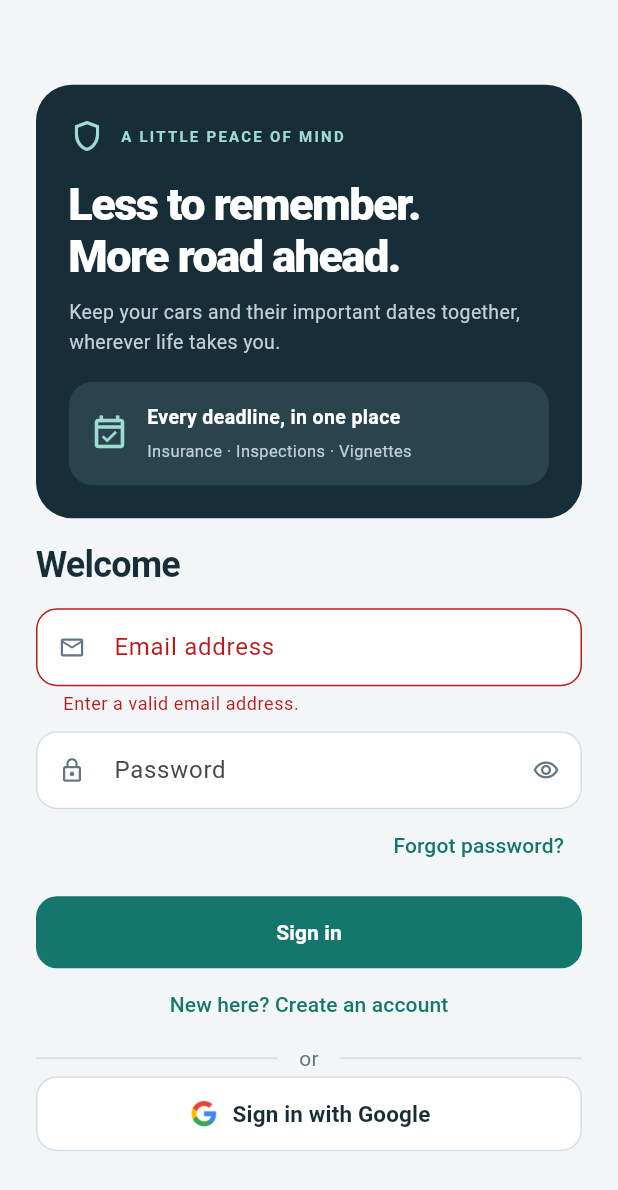
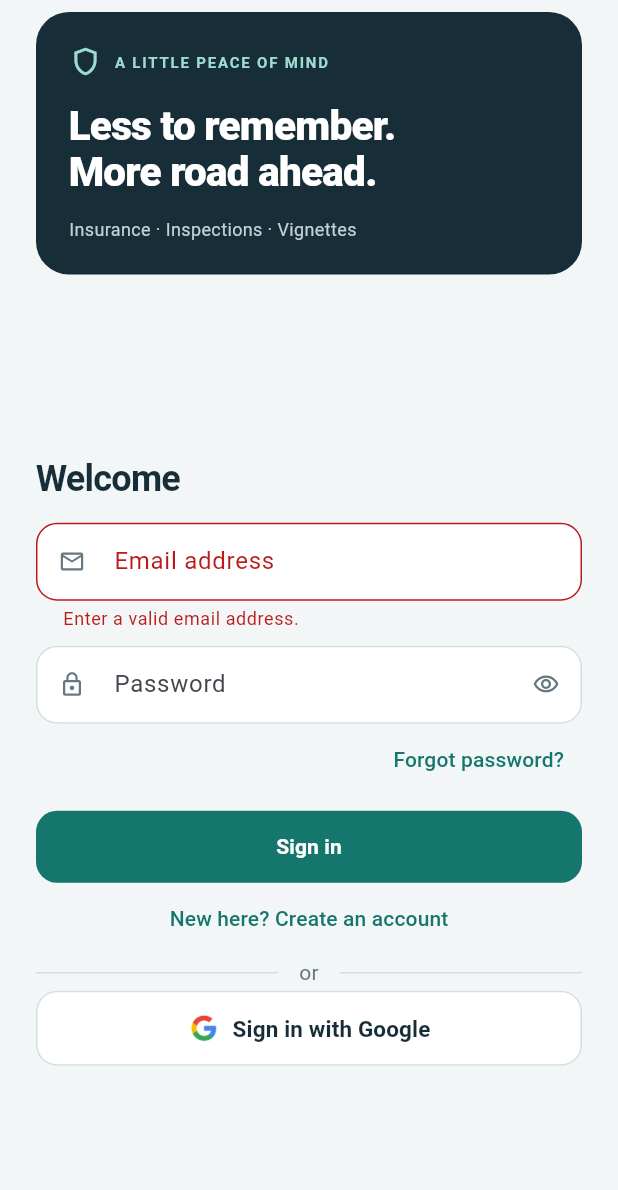
Before and after one commit to Nathan-Augustinov/CarAlerts, a Flutter app: the screen it shows after launch, after a tap on "Forgot password?", on a phone screen of 412 x 824 dp. Shown: the top 1190 px of the screen. Run offline on Flutter 3.47's test engine with Material 3 defaults, Android fonts, the phone set to English and light mode, and no system bars; our stand-ins replace cloud_firestore, firebase_auth, firebase_core, flutter_local_notifications, google_sign_in, timezone; accounts and stored records are empty.

Commit message:
Fixed sign in screen UI issues; added splash screen and app logo

```diff
--- a/lib/main.dart
+++ b/lib/main.dart
@@ -4,6 +4,7 @@ import 'package:firebase_core/firebase_core.dart';
 import 'firebase_options.dart';
 import 'screens/sign_in_screen.dart';
 import 'screens/main_screen.dart';
+import 'screens/splash_screen.dart';
 
 GlobalKey<MainScreenState> mainScreenKey = GlobalKey();
 void main() async {
@@ -15,14 +16,13 @@ void main() async {
 }
 
 class MyApp extends StatelessWidget {
-
   const MyApp({super.key});
 
   // This widget is the root of your application.
   @override
   Widget build(BuildContext context) {
     return MaterialApp(
-      title: 'Flutter Demo',
+      title: 'Car Alerts',
       theme: ThemeData(
         colorScheme: ColorScheme.fromSeed(seedColor: Colors.deepPurple),
         useMaterial3: true,
@@ -31,11 +31,11 @@ class MyApp extends StatelessWidget {
         stream: FirebaseAuth.instance.authStateChanges(),
         builder: (context, snapshot) {
           if (snapshot.connectionState == ConnectionState.waiting) {
-            return const CircularProgressIndicator();
+            return const SplashScreen();
           } else if (snapshot.hasData) {
             return MainScreen();
           } else {
-            return SignInScreen();
+            return const SignInScreen();
           }
         },
       ),
--- a/lib/screens/sign_in_screen.dart
+++ b/lib/screens/sign_in_screen.dart
@@ -257,6 +257,44 @@ class _SignInScreenState extends State<SignInScreen> {
         ]),
       ));
 
+  Widget _welcomeBanner(BuildContext context) {
+    return Container(
+      key: const ValueKey('welcome-banner'),
+      width: double.infinity,
+      padding: const EdgeInsets.all(22),
+      decoration:
+          BoxDecoration(color: _ink, borderRadius: BorderRadius.circular(22)),
+      child:
+          const Column(crossAxisAlignment: CrossAxisAlignment.start, children: [
+        Row(children: [
+          Icon(Icons.shield_outlined, color: Color(0xFF9EDBD0), size: 22),
+          SizedBox(width: 8),
+          Expanded(
+              child: Text('A LITTLE PEACE OF MIND',
+                  style: TextStyle(
+                      color: Color(0xFF9EDBD0),
+                      fontSize: 10,
+                      fontWeight: FontWeight.w700,
+                      letterSpacing: 1.2))),
+        ]),
+        SizedBox(height: 16),
+        Text('Less to remember.\nMore road ahead.',
+            style: TextStyle(
+                color: Colors.white,
+                fontSize: 27,
+                height: 1.15,
+                fontWeight: FontWeight.w800,
+                letterSpacing: -0.5)),
+        ...[
+          SizedBox(height: 14),
+          Text('Insurance · Inspections · Vignettes',
+              style: TextStyle(
+                  color: Color(0xFFC3D0D6), fontSize: 12, height: 1.4)),
+        ],
+      ]),
+    );
+  }
+
   @override
   Widget build(BuildContext context) => Scaffold(
         backgroundColor: _background,
@@ -264,77 +302,28 @@ class _SignInScreenState extends State<SignInScreen> {
             child: Center(
                 child: ConstrainedBox(
           constraints: const BoxConstraints(maxWidth: 560),
-          child: SingleChildScrollView(
-            padding: const EdgeInsets.symmetric(horizontal: 24, vertical: 8),
-            child:
-                Column(crossAxisAlignment: CrossAxisAlignment.start, children: [
-              Container(
-                width: double.infinity,
-                padding: const EdgeInsets.all(22),
-                decoration: BoxDecoration(
-                    color: _ink, borderRadius: BorderRadius.circular(24)),
+          child: Padding(
+            padding: const EdgeInsets.fromLTRB(24, 8, 24, 8),
+            child: Column(children: [
+              _welcomeBanner(context),
+              const SizedBox(height: 14),
+              Expanded(
+                  child: LayoutBuilder(
+                builder: (context, constraints) => SingleChildScrollView(
+                  keyboardDismissBehavior:
+                      ScrollViewKeyboardDismissBehavior.onDrag,
+                  child: ConstrainedBox(
+                    constraints:
+                        BoxConstraints(minHeight: constraints.maxHeight),
                     child: Column(
-                    crossAxisAlignment: CrossAxisAlignment.start,
+                      key: const ValueKey('auth-content'),
+                      mainAxisAlignment: MainAxisAlignment.center,
+                      crossAxisAlignment: CrossAxisAlignment.stretch,
                       children: [
-                      const Row(children: [
-                        Icon(Icons.shield_outlined,
-                            color: Color(0xFF9EDBD0), size: 24),
-                        SizedBox(width: 10),
-                        Expanded(
-                            child: Text('A LITTLE PEACE OF MIND',
-                                style: TextStyle(
-                                    color: Color(0xFF9EDBD0),
-                                    fontSize: 10,
-                                    fontWeight: FontWeight.w700,
-                                    letterSpacing: 1.5))),
-                      ]),
-                      const SizedBox(height: 16),
-                      const Text('Less to remember.\nMore road ahead.',
-                          style: TextStyle(
-                              color: Colors.white,
-                              fontSize: 30,
-                              height: 1.15,
-                              fontWeight: FontWeight.w800,
-                              letterSpacing: -1)),
-                      const SizedBox(height: 10),
-                      const Text(
-                          'Keep your cars and their important dates together, wherever life takes you.',
-                          style: TextStyle(
-                              color: Color(0xFFC3D0D6),
-                              fontSize: 13,
-                              height: 1.5)),
-                      const SizedBox(height: 16),
-                      Container(
-                        padding: const EdgeInsets.all(14),
-                        decoration: BoxDecoration(
-                            color: const Color(0xFF29444D),
-                            borderRadius: BorderRadius.circular(16)),
-                        child: const Row(children: [
-                          Icon(Icons.event_available_outlined,
-                              color: Color(0xFF9EDBD0), size: 26),
-                          SizedBox(width: 12),
-                          Expanded(
-                              child: Column(
-                                  crossAxisAlignment: CrossAxisAlignment.start,
-                                  children: [
-                                Text('Every deadline, in one place',
-                                    style: TextStyle(
-                                        color: Colors.white,
-                                        fontSize: 13,
-                                        fontWeight: FontWeight.w700)),
-                                SizedBox(height: 5),
-                                Text('Insurance · Inspections · Vignettes',
-                                    style: TextStyle(
-                                        color: Color(0xFFC3D0D6),
-                                        fontSize: 11,
-                                        height: 1.5)),
-                              ])),
-                        ]),
-                      ),
-                    ]),
-              ),
-              const SizedBox(height: 14),
-              Text(_creatingAccount ? 'Create your account' : 'Welcome',
+                        Text(
+                            _creatingAccount
+                                ? 'Create your account'
+                                : 'Welcome',
                             style: const TextStyle(
                                 color: _ink,
                                 fontSize: 24,
@@ -349,28 +338,33 @@ class _SignInScreenState extends State<SignInScreen> {
                                 backgroundColor: Colors.white,
                                 foregroundColor: _ink,
                                 disabledBackgroundColor: Colors.white,
-                      side: const BorderSide(color: Color(0xFFD4DEE2)),
+                                side:
+                                    const BorderSide(color: Color(0xFFD4DEE2)),
                                 padding: const EdgeInsets.symmetric(
                                     horizontal: 20, vertical: 14),
                                 shape: RoundedRectangleBorder(
                                     borderRadius: BorderRadius.circular(14)),
                               ),
-                    onPressed:
-                        _signingIn ? null : () => _authenticate('google'),
+                              onPressed: _signingIn
+                                  ? null
+                                  : () => _authenticate('google'),
                               icon: _operation == 'google'
                                   ? const SizedBox(
                                       width: 22,
                                       height: 22,
                                       child: CircularProgressIndicator(
                                           strokeWidth: 2, color: _teal))
-                        : Image.asset('assets/images/google_sign_in_logo.png',
-                            width: 22, height: 22),
+                                  : Image.asset(
+                                      'assets/images/google_sign_in_logo.png',
+                                      width: 22,
+                                      height: 22),
                               label: Text(
                                   _operation == 'google'
                                       ? 'Signing in…'
                                       : 'Sign in with Google',
                                   style: const TextStyle(
-                            fontSize: 15, fontWeight: FontWeight.w600)),
+                                      fontSize: 15,
+                                      fontWeight: FontWeight.w600)),
                             )),
                         if (_notice != null)
                           Padding(
@@ -378,7 +372,8 @@ class _SignInScreenState extends State<SignInScreen> {
                             child: Semantics(
                                 liveRegion: true,
                                 child: Text(_notice!,
-                          style: const TextStyle(color: _teal, height: 1.5))),
+                                    style: const TextStyle(
+                                        color: _teal, height: 1.5))),
                           ),
                         if (_error != null)
                           Padding(
@@ -391,6 +386,11 @@ class _SignInScreenState extends State<SignInScreen> {
                                         fontSize: 13,
                                         height: 1.5))),
                           ),
+                      ],
+                    ),
+                  ),
+                ),
+              )),
             ]),
           ),
         ))),
--- /dev/null
+++ b/lib/screens/splash_screen.dart
@@ -0,0 +1,38 @@
+import 'package:flutter/material.dart';
+import 'package:flutter/services.dart';
+
+/// Continues the native launch branding while authentication is restored.
+class SplashScreen extends StatelessWidget {
+  const SplashScreen({super.key});
+
+  @override
+  Widget build(BuildContext context) =>
+      const AnnotatedRegion<SystemUiOverlayStyle>(
+        value: SystemUiOverlayStyle.light,
+        child: Scaffold(
+          backgroundColor: Color(0xFF172D38),
+          body: Stack(children: [
+            Center(
+                child: Image(
+                    image: AssetImage('assets/images/splash_mark.png'),
+                    width: 288,
+                    height: 288)),
+            Positioned.fill(
+                child: SafeArea(
+                    child: Column(children: [
+              Spacer(),
+              Text('Car Alerts',
+                  style: TextStyle(
+                      color: Colors.white,
+                      fontSize: 26,
+                      fontWeight: FontWeight.w700,
+                      letterSpacing: -0.5)),
+              SizedBox(height: 8),
+              Text('Every car. Every deadline.',
+                  style: TextStyle(color: Color(0xFF9EDBD0), fontSize: 13)),
+              SizedBox(height: 48),
+            ]))),
+          ]),
+        ),
+      );
+}
```
Also changed, not shown: assets/images/splash_mark.png (added), 33 other files. Lines whose indentation alone changed are shown as unchanged.
